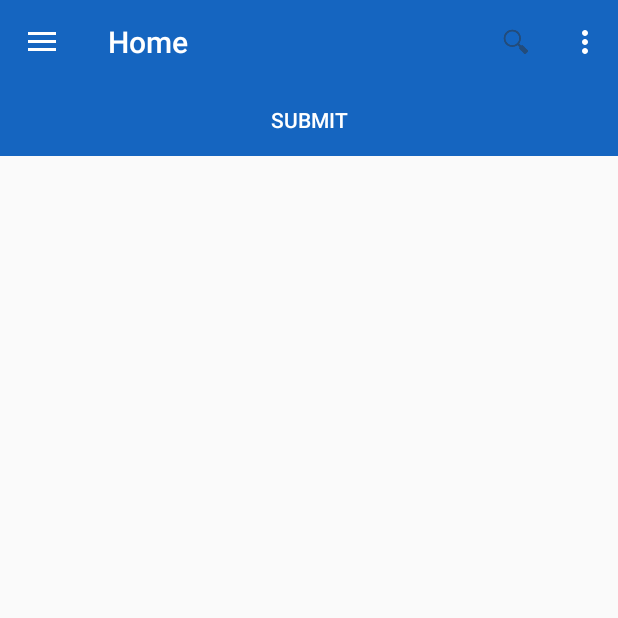
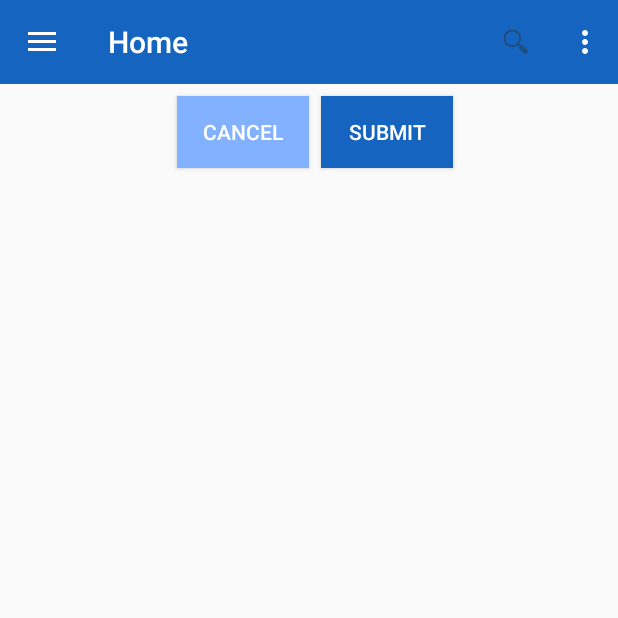
Before and after one commit to vinguyen2011/gochain_frontend, an Android app: the fragment DetailsFragment placed in its activity, on a phone screen of 412 x 824 dp, the top half of it. Run offline under Robolectric (Android 15) with nearby library versions, the phone set to English and light mode, and no system bars; libraries missing offline, so code that uses them is left out: org.adw.library; 1 statement that could not run was skipped.

Commit message:
First working POC

```diff
--- a/app/src/main/res/layout/fragment_detail.xml
+++ b/app/src/main/res/layout/fragment_detail.xml
@@ -15,13 +15,28 @@
         android:clipToPadding="false"
         android:scrollbars="vertical" />
 
-    <Button
-        android:text="Submit"
+    <LinearLayout
+        android:orientation="horizontal"
         android:layout_width="match_parent"
-        android:layout_height="wrap_content"
-        android:id="@+id/submitBtn"
-        android:layout_gravity="bottom|end"
-        android:background="@color/colorPrimary"
-        android:textColor="@android:color/white"/>
+        android:layout_height="match_parent"
+        android:gravity="center">
+
+        <Button
+            android:text="Cancel"
+            android:layout_width="wrap_content"
+            android:layout_height="wrap_content"
+            android:id="@+id/cancelBtn"
+            android:background="@color/colorAccent"
+            android:textColor="@android:color/white"
+            android:layout_margin="8dp"/>
+
+        <Button
+            android:text="Submit"
+            android:layout_width="wrap_content"
+            android:layout_height="wrap_content"
+            android:id="@+id/submitBtn"
+            android:background="@color/colorPrimary"
+            android:textColor="@android:color/white"/>
+    </LinearLayout>
 
 </LinearLayout>
```
